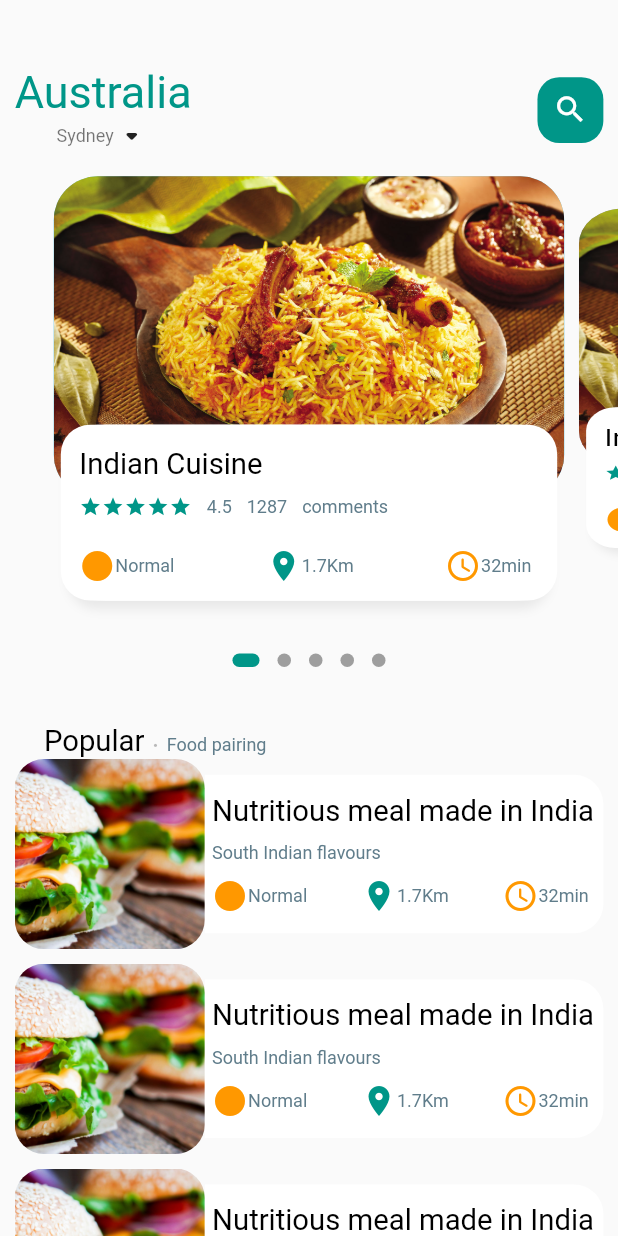
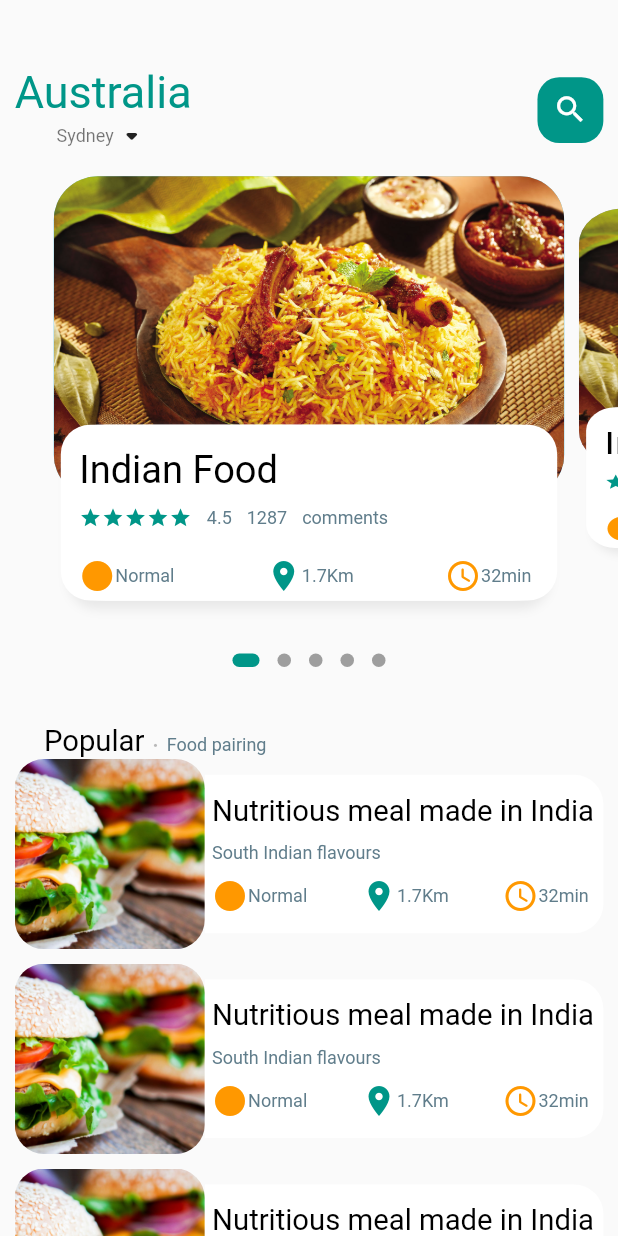
Before and after one commit to tonyd2020/flutter_food_delivery, a Flutter app: the MainFoodPage screen opened directly, on a phone screen of 412 x 824 dp. Run offline on Flutter 3.47's test engine with Material 2 defaults, Android fonts, the phone set to English and light mode, and no system bars; drawn by our look-alikes of dots_indicator; our stand-ins replace get.

Commit message:
Food details page

```diff
--- a/lib/main.dart
+++ b/lib/main.dart
@@ -1,5 +1,6 @@
 import 'package:flutter/material.dart';
-import 'package:food_delivery/home/main_food_page.dart';
+import 'package:food_delivery/pages/food/popular_food_detail.dart';
+import 'package:food_delivery/pages/home/main_food_page.dart';
 import 'package:get/get_navigation/src/root/get_material_app.dart';
 
 void main() {
@@ -18,7 +19,8 @@ class MyApp extends StatelessWidget {
       theme: ThemeData(
         primarySwatch: Colors.blue,
       ),
-      home: const MainFoodPage(),
+      home: const PopularFoodDetail(),
+      // home: const MainFoodPage(),
     );
   }
 }
--- a/lib/pages/home/food_page_body.dart
+++ b/lib/pages/home/food_page_body.dart
@@ -2,6 +2,7 @@ import 'package:dots_indicator/dots_indicator.dart';
 import 'package:flutter/cupertino.dart';
 import 'package:flutter/material.dart';
 import 'package:food_delivery/utils/dimensions.dart';
+import 'package:food_delivery/widgets/app_column.dart';
 import 'package:food_delivery/widgets/big_text.dart';
 import 'package:food_delivery/widgets/small_text.dart';
 import '../../pages/home/icon_and_text_widget.dart';
@@ -233,60 +234,7 @@ class _FoodPageBodyState extends State<FoodPageBody> {
                     top: Dimensions.height15,
                     left: Dimensions.width15,
                     right: Dimensions.width15),
-                child: Column(
-                  crossAxisAlignment: CrossAxisAlignment.start,
-                  children: [
-                    BigText(text: "Indian Cuisine"),
-                    SizedBox(
-                      height: Dimensions.height10,
-                    ),
-                    Row(
-                      children: [
-                        Wrap(
-                          children: List.generate(
-                              5,
-                              (index) => const Icon(
-                                    Icons.star,
-                                    color: Colors.teal,
-                                    size: 15,
-                                  )),
-                        ),
-                        const SizedBox(
-                          width: 10,
-                        ),
-                        SmallText(text: "4.5"),
-                        const SizedBox(
-                          width: 10,
-                        ),
-                        SmallText(text: "1287"),
-                        const SizedBox(
-                          width: 10,
-                        ),
-                        SmallText(text: "comments"),
-                      ],
-                    ),
-                    SizedBox(
-                      height: Dimensions.height20,
-                    ),
-                    Row(
-                      mainAxisAlignment: MainAxisAlignment.spaceBetween,
-                      children: const [
-                        IconAndTextWidget(
-                            icon: Icons.circle_sharp,
-                            text: "Normal",
-                            iconColor: Colors.orange),
-                        IconAndTextWidget(
-                            icon: Icons.location_on,
-                            text: "1.7Km",
-                            iconColor: Colors.teal),
-                        IconAndTextWidget(
-                            icon: Icons.access_time_rounded,
-                            text: "32min",
-                            iconColor: Colors.orange),
-                      ],
-                    )
-                  ],
-                ),
+                child: AppColumn(text: "Indian Food"),
               ),
             ),
           )
--- a/lib/pages/home/main_food_page.dart
+++ b/lib/pages/home/main_food_page.dart
@@ -1,4 +1,3 @@
-import 'package:flutter/cupertino.dart';
 import 'package:flutter/material.dart';
 import 'package:food_delivery/utils/dimensions.dart';
 import 'package:food_delivery/widgets/big_text.dart';
--- a/lib/utils/dimensions.dart
+++ b/lib/utils/dimensions.dart
@@ -23,12 +23,20 @@ class Dimensions {
   static double width30  = screenWidth/28.13;
 
   static double font20 = screenHeight/42.2;
+  static double font26 = screenHeight/32.46;
+
   static double radius15 = screenHeight/56.27;
   static double radius20  = screenHeight/42.2;
   static double radius30  = screenHeight/28.13;
 
+  static double iconSize16 = screenHeight/52.75;
   static double iconSize24 = screenHeight/35.17;
+
 
   static double ListViewImgSize = screenWidth/3.25;
   static double ListViewTextContSize = screenWidth/3.9;
+
+  static double popularFoodImgSize = screenHeight/2.41;
+
+  static double bottomHeightBar = screenHeight/7.03;
 }
--- /dev/null
+++ b/lib/widgets/app_column.dart
@@ -0,0 +1,66 @@
+import 'package:flutter/material.dart';
+import 'package:food_delivery/widgets/small_text.dart';
+import '../pages/home/icon_and_text_widget.dart';
+import '../utils/dimensions.dart';
+import 'big_text.dart';
+
+class AppColumn extends StatelessWidget {
+  final String text;
+  const AppColumn({Key? key, required this.text}) : super(key: key);
+
+  @override
+  Widget build(BuildContext context) {
+    return Column(
+      crossAxisAlignment: CrossAxisAlignment.start,
+      children: [
+        BigText(text: text, size: Dimensions.font26,),
+        SizedBox(
+          height: Dimensions.height10,
+        ),
+        Row(
+          children: [
+            Wrap(
+              children: List.generate(
+                  5,
+                  (index) => const Icon(
+                        Icons.star,
+                        color: Colors.teal,
+                        size: 15,
+                      )),
+            ),
+            const SizedBox(
+              width: 10,
+            ),
+            SmallText(text: "4.5"),
+            const SizedBox(
+              width: 10,
+            ),
+            SmallText(text: "1287"),
+            const SizedBox(
+              width: 10,
+            ),
+            SmallText(text: "comments"),
+          ],
+        ),
+        SizedBox(
+          height: Dimensions.height20,
+        ),
+        Row(
+          mainAxisAlignment: MainAxisAlignment.spaceBetween,
+          children: const [
+            IconAndTextWidget(
+                icon: Icons.circle_sharp,
+                text: "Normal",
+                iconColor: Colors.orange),
+            IconAndTextWidget(
+                icon: Icons.location_on, text: "1.7Km", iconColor: Colors.teal),
+            IconAndTextWidget(
+                icon: Icons.access_time_rounded,
+                text: "32min",
+                iconColor: Colors.orange),
+          ],
+        )
+      ],
+    );
+  }
+}
```
Also changed, not shown: lib/pages/food/popular_food_detail.dart (added, +144 -0 lines), lib/widgets/app_icon.dart (added, +35 -0 lines), lib/widgets/expandable_text_widget.dart (added, +15 -0 lines).
